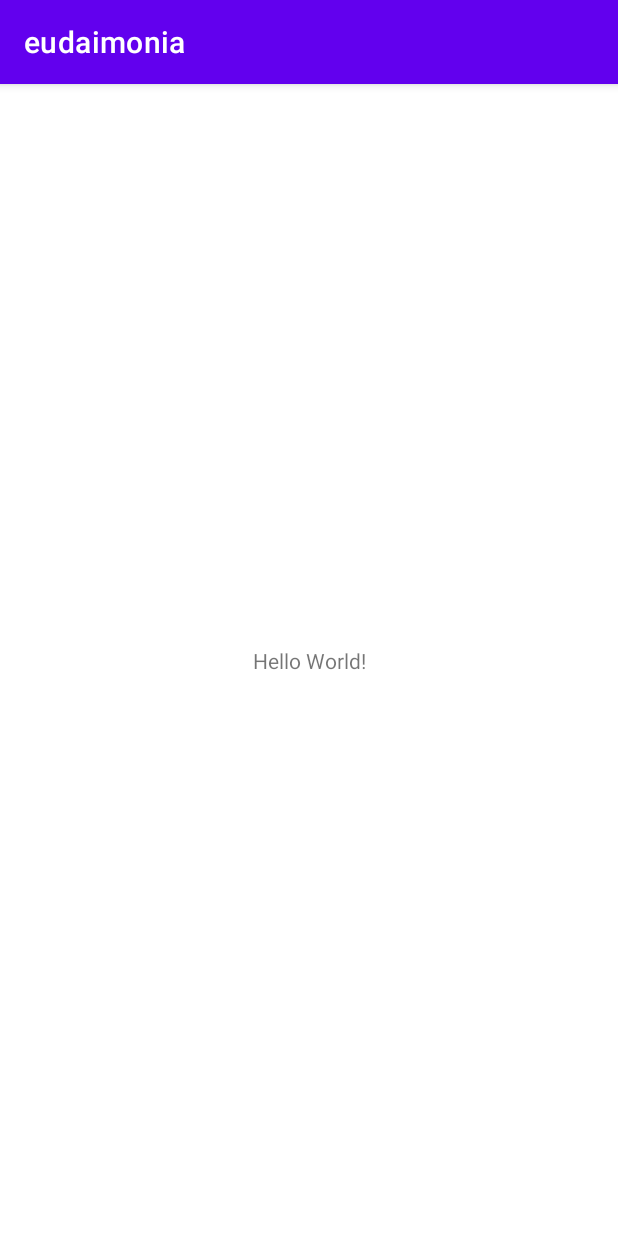
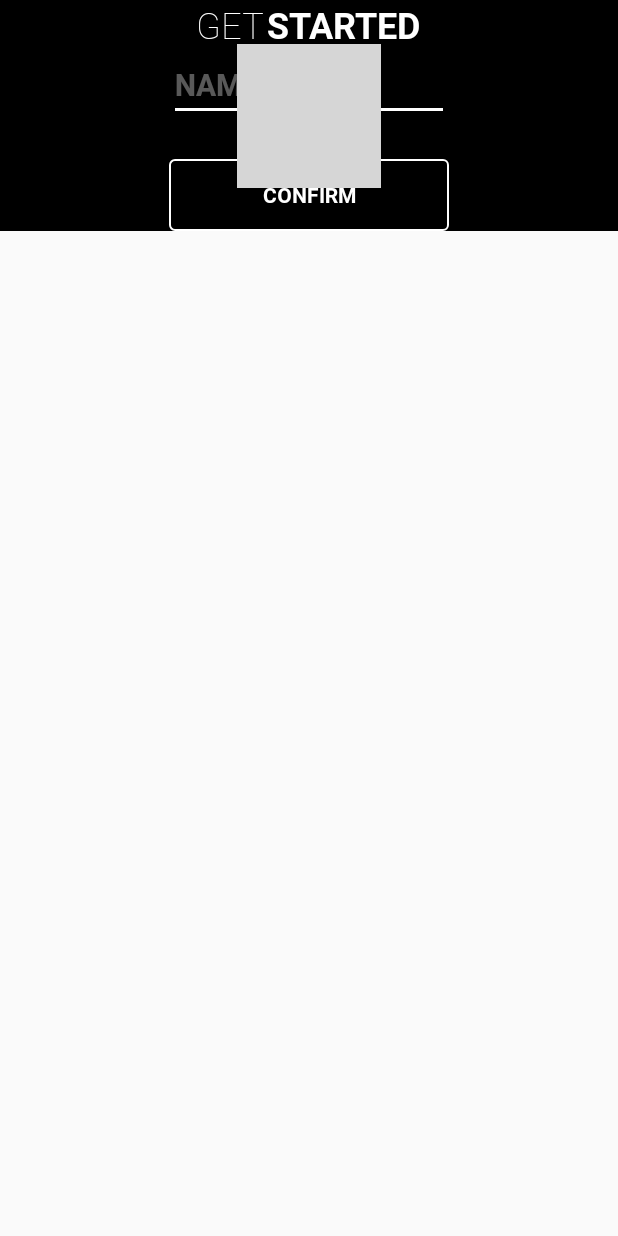
Before and after one commit to jamieboy1337/eudaimonia, an Android app: the screen it shows after launch (MainActivity), on a phone screen of 412 x 824 dp. Run offline under Robolectric (Android 15) with nearby library versions, the light colour scheme and no system bars; grey boxes are pictures that could not be loaded.

Commit message:
created basic splashscreen

```diff
--- a/app/src/main/java/com/bognet/eudaimonia/MainActivity.java
+++ b/app/src/main/java/com/bognet/eudaimonia/MainActivity.java
@@ -3,12 +3,15 @@ package com.bognet.eudaimonia;
 import androidx.appcompat.app.AppCompatActivity;
 
 import android.os.Bundle;
+import android.view.Window;
+import android.view.WindowManager;
 
 public class MainActivity extends AppCompatActivity {
 
     @Override
     protected void onCreate(Bundle savedInstanceState) {
         super.onCreate(savedInstanceState);
+        this.requestWindowFeature(Window.FEATURE_NO_TITLE);
         setContentView(R.layout.activity_main);
     }
 }
--- /dev/null
+++ b/app/src/main/res/drawable/splashscreen_button.xml
@@ -0,0 +1,8 @@
+<?xml version="1.0" encoding="utf-8"?>
+<shape xmlns:android="http://schemas.android.com/apk/res/android"
+    android:shape="rectangle">
+    <corners android:radius="3dp" />
+    <stroke android:width="2px" android:color="@color/white" />
+    <solid android:color="#00000000"/>
+<!-- todo: describe a background for our button -->
+</shape>
--- a/app/src/main/res/layout/activity_main.xml
+++ b/app/src/main/res/layout/activity_main.xml
@@ -3,16 +3,94 @@
     xmlns:app="http://schemas.android.com/apk/res-auto"
     xmlns:tools="http://schemas.android.com/tools"
     android:layout_width="match_parent"
-    android:layout_height="match_parent"
+    android:layout_height="wrap_content"
+    android:background="#000000"
     tools:context=".MainActivity">
 
-    <TextView
+    <LinearLayout
+        android:id="@+id/linearLayout"
         android:layout_width="wrap_content"
         android:layout_height="wrap_content"
-        android:text="Hello World!"
+        android:orientation="vertical"
         app:layout_constraintBottom_toBottomOf="parent"
-        app:layout_constraintLeft_toLeftOf="parent"
-        app:layout_constraintRight_toRightOf="parent"
-        app:layout_constraintTop_toTopOf="parent" />
+        app:layout_constraintEnd_toEndOf="parent"
+        app:layout_constraintStart_toStartOf="parent"
+        app:layout_constraintTop_toTopOf="parent">
+
+        <LinearLayout
+            android:layout_width="wrap_content"
+            android:layout_height="wrap_content"
+            android:layout_gravity="center"
+            android:orientation="horizontal">
+
+            <TextView
+                android:id="@+id/textView2"
+                android:layout_width="wrap_content"
+                android:layout_height="wrap_content"
+                android:layout_weight="1"
+
+                android:fontFamily="@font/roboto_thin"
+                android:text="GET"
+                android:textColor="@color/white"
+                android:textSize="24sp" />
+
+            <TextView
+                android:id="@+id/textView3"
+                android:layout_width="wrap_content"
+                android:layout_height="wrap_content"
+                android:layout_marginStart="1dp"
+                android:layout_weight="1"
+                android:fontFamily="@font/roboto_bold"
+                android:text="STARTED"
+                android:textColor="@color/white"
+                android:textSize="24sp" />
+
+        </LinearLayout>
+
+        <EditText
+            android:id="@+id/editTextTextPersonName"
+            android:layout_width="wrap_content"
+            android:layout_height="wrap_content"
+            android:layout_marginBottom="25dp"
+            android:ems="8"
+            android:fontFamily="@font/roboto_bold"
+            android:hint="NAME"
+            android:inputType="textPersonName"
+            android:selectAllOnFocus="true"
+            android:textAlignment="viewStart"
+            android:textAllCaps="true"
+            android:textColor="@color/white"
+            android:textColorHint="#59FFFFFF"
+            android:textSize="20sp" />
+
+        <Button
+            android:id="@+id/button"
+            android:layout_width="match_parent"
+            android:layout_height="wrap_content"
+            android:layout_gravity="center"
+            android:background="@drawable/splashscreen_button"
+            android:padding="4dp"
+            android:paddingLeft="4dp"
+            android:paddingTop="2dp"
+            android:paddingRight="4dp"
+            android:paddingBottom="2dp"
+            android:text="CONFIRM"
+            android:textColor="@color/white" />
+
+    </LinearLayout>
+
+    <ImageView
+        android:id="@+id/imageView"
+        android:layout_width="wrap_content"
+        android:layout_height="wrap_content"
+        android:alpha="0.25"
+        android:contentDescription="@string/splash_bg_desc"
+        android:scaleType="centerCrop"
+        android:translationZ="-1dp"
+        app:layout_constraintBottom_toBottomOf="parent"
+        app:layout_constraintEnd_toEndOf="parent"
+        app:layout_constraintStart_toStartOf="parent"
+        app:layout_constraintTop_toTopOf="parent"
+        app:srcCompat="@drawable/splashscreen" />
 
 </androidx.constraintlayout.widget.ConstraintLayout>
--- a/app/src/main/res/values/strings.xml
+++ b/app/src/main/res/values/strings.xml
@@ -1,3 +1,4 @@
 <resources>
     <string name="app_name">eudaimonia</string>
+    <string name="splash_bg_desc">The beautiful mistress locks eyes with you</string>
 </resources>
--- a/app/src/main/res/values/themes.xml
+++ b/app/src/main/res/values/themes.xml
@@ -1,16 +1,22 @@
 <resources xmlns:tools="http://schemas.android.com/tools">
     <!-- Base application theme. -->
-    <style name="Theme.Eudaimonia" parent="Theme.MaterialComponents.DayNight.DarkActionBar">
+    <style name="Theme.Eudaimonia" parent="Theme.AppCompat.Light.NoActionBar">
         <!-- Primary brand color. -->
-        <item name="colorPrimary">@color/purple_500</item>
-        <item name="colorPrimaryVariant">@color/purple_700</item>
-        <item name="colorOnPrimary">@color/white</item>
+        <item name="colorPrimary">@color/white</item>
+        <item name="colorPrimaryVariant">@color/white</item>
+        <item name="colorOnPrimary">@color/black</item>
         <!-- Secondary brand color. -->
         <item name="colorSecondary">@color/teal_200</item>
         <item name="colorSecondaryVariant">@color/teal_700</item>
         <item name="colorOnSecondary">@color/black</item>
         <!-- Status bar color. -->
-        <item name="android:statusBarColor" tools:targetApi="l">?attr/colorPrimaryVariant</item>
+        <item name="android:statusBarColor" tools:targetApi="l">?attr/colorOnPrimary</item>
         <!-- Customize your theme here. -->
+        <item name="android:windowNoTitle">true</item>
+
+        <item name="colorControlNormal">@android:color/white</item>
+        <item name="colorControlActivated">@android:color/white</item>
+        <item name="colorControlHighlight">@android:color/white</item>
+        <item name="android:fontFamily" >@font/roboto_bold</item>
     </style>
 </resources>
```
Also changed, not shown: app/src/main/res/drawable-v24/applogo1.png (added), app/src/main/res/font/roboto_bold.ttf (added), app/src/main/res/font/roboto_thin.ttf (added), 1 other file.
